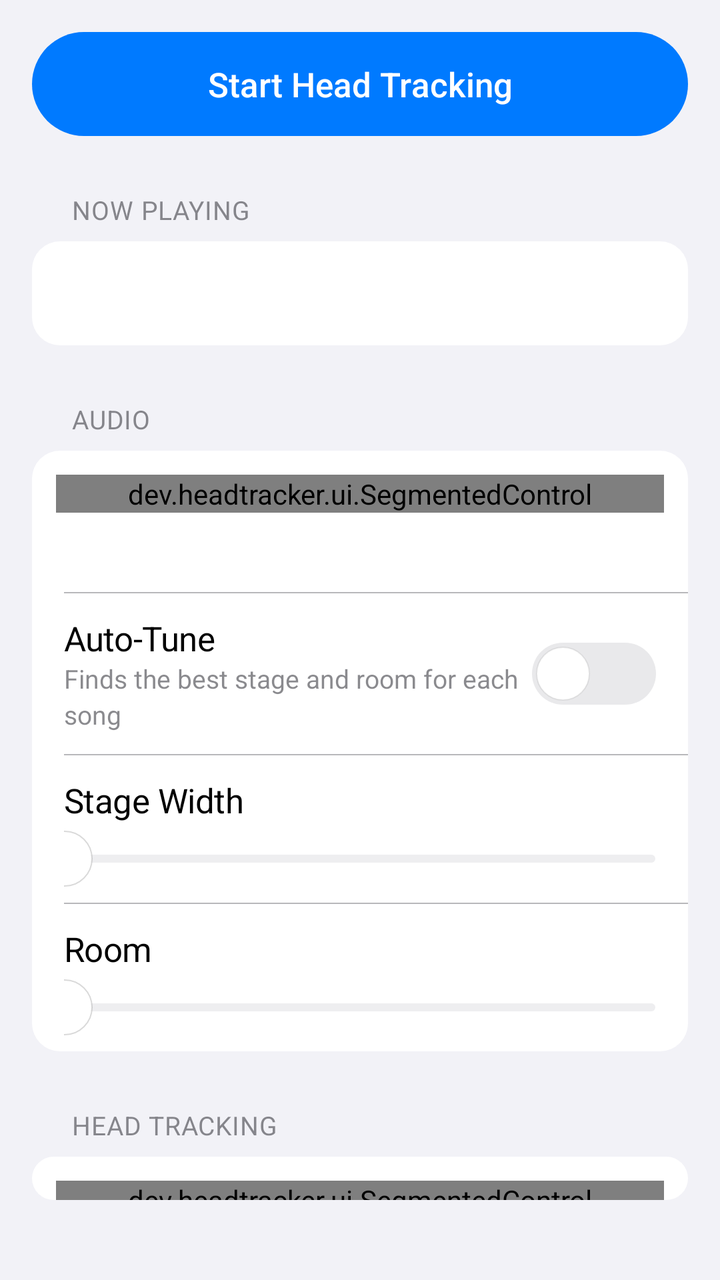
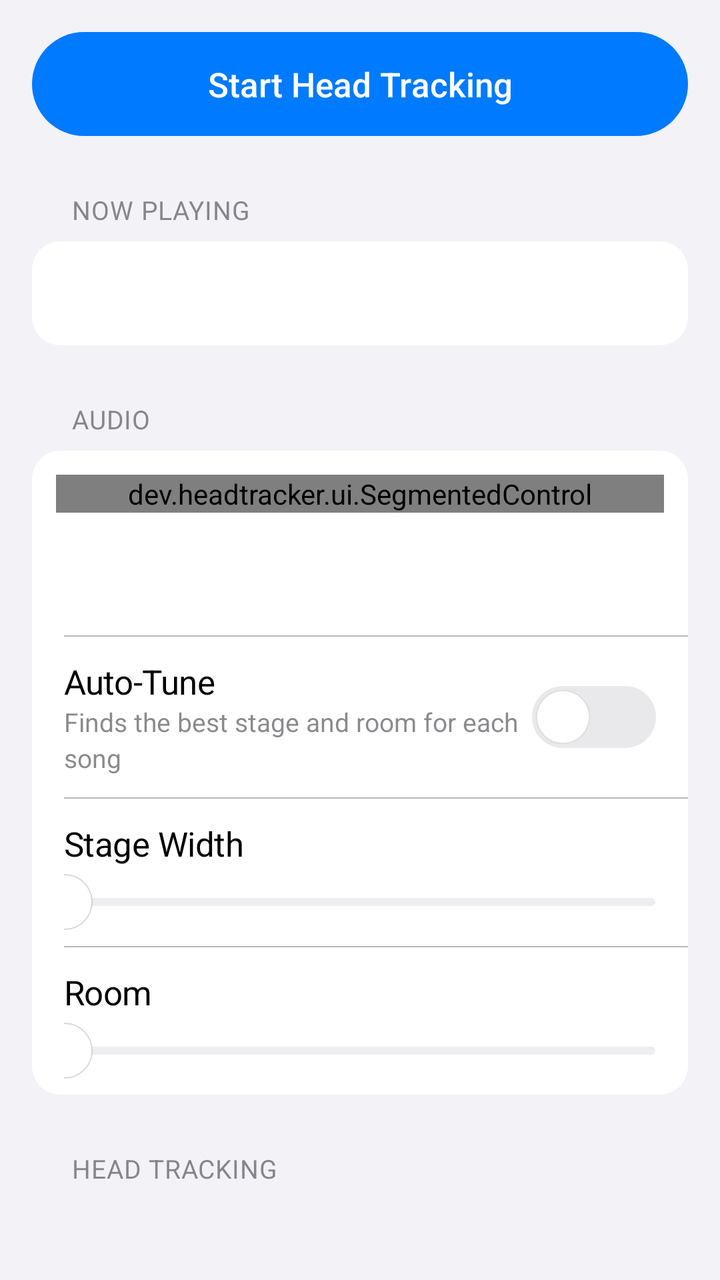

An Android layout rendered at two revisions. The XML below is the earlier revision; the diff shows what the commit changed to produce the second picture.
<!-- AndroidManifest.xml: application theme AppTheme -->
<!-- res/layout/controls.xml -->
<?xml version="1.0" encoding="utf-8"?>
<LinearLayout xmlns:android="http://schemas.android.com/apk/res/android"
    android:id="@+id/controls"
    android:layout_width="match_parent"
    android:layout_height="wrap_content"
    android:orientation="vertical"
    android:paddingTop="16dp"
    android:paddingBottom="40dp">

    <TextView
        android:id="@+id/toggle"
        android:layout_width="match_parent"
        android:layout_height="52dp"
        android:layout_marginStart="16dp"
        android:layout_marginEnd="16dp"
        android:background="@drawable/pill_primary"
        android:gravity="center"
        android:fontFamily="sans-serif-medium"
        android:textColor="#FFFFFF"
        android:textSize="17sp"
        android:focusable="true"
        android:clickable="true"
        android:text="@string/start" />

    <TextView
        android:id="@+id/enable_immersive"
        android:layout_width="match_parent"
        android:layout_height="44dp"
        android:layout_marginStart="16dp"
        android:layout_marginEnd="16dp"
        android:layout_marginTop="10dp"
        android:background="@drawable/pill_secondary"
        android:gravity="center"
        android:fontFamily="sans-serif-medium"
        android:textColor="@color/accent"
        android:textSize="15sp"
        android:focusable="true"
        android:clickable="true"
        android:visibility="gone"
        android:text="@string/enable_immersive" />

    
    <TextView style="@style/SectionHeader" android:text="@string/sec_playing" android:accessibilityHeading="true" />
    <LinearLayout style="@style/Card">
        <TextView
            android:id="@+id/render"
            style="@style/T.Body"
            android:layout_width="match_parent"
            android:layout_height="wrap_content"
            android:minHeight="52dp"
            android:gravity="center_vertical"
            android:paddingStart="16dp"
            android:paddingEnd="16dp"
            android:paddingTop="12dp"
            android:paddingBottom="12dp" />
        <LinearLayout
            android:id="@+id/apps"
            android:layout_width="match_parent"
            android:layout_height="wrap_content"
            android:orientation="vertical" />
    </LinearLayout>

    
    <TextView style="@style/SectionHeader" android:text="@string/sec_audio" android:accessibilityHeading="true" />
    <LinearLayout style="@style/Card">
        <dev.headtracker.ui.SegmentedControl
            android:id="@+id/audio_mode"
            android:layout_width="match_parent"
            android:layout_height="wrap_content"
            android:layout_marginStart="12dp"
            android:layout_marginEnd="12dp"
            android:layout_marginTop="12dp" />
        <TextView
            android:id="@+id/audio_caption"
            style="@style/T.Footnote"
            android:layout_width="match_parent"
            android:layout_height="wrap_content"
            android:paddingStart="16dp"
            android:paddingEnd="16dp"
            android:paddingTop="10dp"
            android:paddingBottom="12dp" />
        <View style="@style/Divider" />
        <LinearLayout android:id="@+id/auto_row" style="@style/Row">
            <LinearLayout android:layout_width="0dp" android:layout_height="wrap_content" android:layout_weight="1" android:orientation="vertical">
                <TextView style="@style/T.Body" android:layout_width="wrap_content" android:layout_height="wrap_content" android:text="@string/auto_tune" />
                <TextView style="@style/T.Subhead" android:layout_width="wrap_content" android:layout_height="wrap_content" android:text="@string/auto_tune_sub" />
            </LinearLayout>
            <Switch android:id="@+id/auto_tune" style="@style/Toggle" />
        </LinearLayout>
        <View style="@style/Divider" />
        <LinearLayout android:id="@+id/width_row" style="@style/Row" android:orientation="vertical" android:paddingBottom="4dp">
            <LinearLayout android:layout_width="match_parent" android:layout_height="wrap_content" android:orientation="horizontal">
                <TextView style="@style/T.Body" android:layout_width="0dp" android:layout_weight="1" android:layout_height="wrap_content" android:text="@string/width" />
                <TextView android:id="@+id/width_value" style="@style/T.Value" android:layout_width="wrap_content" android:layout_height="wrap_content" />
            </LinearLayout>
            <SeekBar android:id="@+id/width" style="@style/Slider" android:layout_marginStart="-14dp" android:layout_marginEnd="-14dp" />
        </LinearLayout>
        <View style="@style/Divider" />
        <LinearLayout android:id="@+id/room_row" style="@style/Row" android:orientation="vertical" android:paddingBottom="4dp">
            <LinearLayout android:layout_width="match_parent" android:layout_height="wrap_content" android:orientation="horizontal">
                <TextView style="@style/T.Body" android:layout_width="0dp" android:layout_weight="1" android:layout_height="wrap_content" android:text="@string/room" />
                <TextView android:id="@+id/room_value" style="@style/T.Value" android:layout_width="wrap_content" android:layout_height="wrap_content" />
            </LinearLayout>
            <SeekBar android:id="@+id/room" style="@style/Slider" android:layout_marginStart="-14dp" android:layout_marginEnd="-14dp" />
        </LinearLayout>
    </LinearLayout>

    
    <TextView style="@style/SectionHeader" android:text="@string/sec_tracking" android:accessibilityHeading="true" />
    <LinearLayout style="@style/Card">
        <dev.headtracker.ui.SegmentedControl
            android:id="@+id/track_mode"
            android:layout_width="match_parent"
            android:layout_height="wrap_content"
            android:layout_marginStart="12dp"
            android:layout_marginEnd="12dp"
            android:layout_marginTop="12dp" />
        <TextView
            android:id="@+id/track_caption"
            style="@style/T.Footnote"
            android:layout_width="match_parent"
            android:layout_height="wrap_content"
            android:paddingStart="16dp"
            android:paddingEnd="16dp"
            android:paddingTop="10dp"
            android:paddingBottom="12dp" />
        <View style="@style/Divider" />
        <LinearLayout style="@style/Row">
            <LinearLayout android:layout_width="0dp" android:layout_height="wrap_content" android:layout_weight="1" android:orientation="vertical">
                <TextView style="@style/T.Body" android:layout_width="wrap_content" android:layout_height="wrap_content" android:text="@string/world" />
                <TextView style="@style/T.Subhead" android:layout_width="wrap_content" android:layout_height="wrap_content" android:text="@string/world_sub" />
            </LinearLayout>
            <Switch android:id="@+id/world" style="@style/Toggle" />
        </LinearLayout>
        <View style="@style/Divider" />
        <LinearLayout style="@style/Row">
            <LinearLayout android:layout_width="0dp" android:layout_height="wrap_content" android:layout_weight="1" android:orientation="vertical">
                <TextView style="@style/T.Body" android:layout_width="wrap_content" android:layout_height="wrap_content" android:text="@string/auto_recenter" />
                <TextView style="@style/T.Subhead" android:layout_width="wrap_content" android:layout_height="wrap_content" android:text="@string/auto_recenter_sub" />
            </LinearLayout>
            <Switch android:id="@+id/auto_recenter" style="@style/Toggle" />
        </LinearLayout>
    </LinearLayout>

    
    <LinearLayout
        android:id="@+id/advanced_header"
        android:layout_width="match_parent"
        android:layout_height="wrap_content"
        android:layout_marginTop="28dp"
        android:layout_marginBottom="7dp"
        android:paddingStart="36dp"
        android:paddingEnd="36dp"
        android:minHeight="32dp"
        android:gravity="center_vertical"
        android:orientation="horizontal"
        android:focusable="true"
        android:clickable="true">
        <TextView
            android:layout_width="0dp"
            android:layout_height="wrap_content"
            android:layout_weight="1"
            android:textSize="13sp"
            android:letterSpacing="0.02"
            android:textAllCaps="true"
            android:textColor="@color/label2"
            android:text="@string/sec_advanced" />
        <ImageView
            android:id="@+id/advanced_chevron"
            android:layout_width="14dp"
            android:layout_height="14dp"
            android:src="@drawable/ic_chevron"
            android:importantForAccessibility="no" />
    </LinearLayout>
    <LinearLayout android:id="@+id/advanced_card" style="@style/Card" android:visibility="gone">
        <LinearLayout style="@style/Row" android:orientation="vertical" android:paddingBottom="4dp">
            <LinearLayout android:layout_width="match_parent" android:layout_height="wrap_content" android:orientation="horizontal">
                <TextView style="@style/T.Body" android:layout_width="0dp" android:layout_weight="1" android:layout_height="wrap_content" android:text="@string/smoothness" />
                <TextView android:id="@+id/smoothness_value" style="@style/T.Value" android:layout_width="wrap_content" android:layout_height="wrap_content" />
            </LinearLayout>
            <SeekBar android:id="@+id/smoothness" style="@style/Slider" android:layout_marginStart="-14dp" android:layout_marginEnd="-14dp" />
        </LinearLayout>
        <View style="@style/Divider" />
        <LinearLayout style="@style/Row" android:orientation="vertical" android:paddingBottom="4dp">
            <LinearLayout android:layout_width="match_parent" android:layout_height="wrap_content" android:orientation="horizontal">
                <TextView style="@style/T.Body" android:layout_width="0dp" android:layout_weight="1" android:layout_height="wrap_content" android:text="@string/strength" />
                <TextView android:id="@+id/strength_value" style="@style/T.Value" android:layout_width="wrap_content" android:layout_height="wrap_content" />
            </LinearLayout>
            <SeekBar android:id="@+id/strength" style="@style/Slider" android:layout_marginStart="-14dp" android:layout_marginEnd="-14dp" />
        </LinearLayout>
        <View style="@style/Divider" />
        <LinearLayout style="@style/Row">
            <TextView style="@style/T.Body" android:layout_width="0dp" android:layout_weight="1" android:layout_height="wrap_content" android:text="@string/invert" />
            <Switch android:id="@+id/invert" style="@style/Toggle" />
        </LinearLayout>
        <View style="@style/Divider" />
        <LinearLayout style="@style/Row">
            <TextView style="@style/T.Body" android:layout_width="0dp" android:layout_weight="1" android:layout_height="wrap_content" android:text="@string/pause_screen_off" />
            <Switch android:id="@+id/pause_screen" style="@style/Toggle" />
        </LinearLayout>
        <View style="@style/Divider" />
        <LinearLayout style="@style/Row" android:orientation="vertical">
            <LinearLayout android:layout_width="match_parent" android:layout_height="wrap_content" android:gravity="center_vertical" android:orientation="horizontal">
                <TextView style="@style/T.Body" android:layout_width="0dp" android:layout_weight="1" android:layout_height="wrap_content" android:text="@string/diagnostics" />
                <TextView
                    android:id="@+id/diag_copy"
                    android:layout_width="wrap_content"
                    android:layout_height="32dp"
                    android:background="@drawable/pill_secondary"
                    android:gravity="center"
                    android:paddingStart="14dp"
                    android:paddingEnd="14dp"
                    android:fontFamily="sans-serif-medium"
                    android:textColor="@color/accent"
                    android:textSize="14sp"
                    android:focusable="true"
                    android:clickable="true"
                    android:text="@string/copy" />
            </LinearLayout>
            <TextView
                android:id="@+id/diag"
                android:layout_width="match_parent"
                android:layout_height="wrap_content"
                android:layout_marginTop="8dp"
                android:fontFamily="monospace"
                android:textSize="11sp"
                android:lineSpacingMultiplier="1.15"
                android:textColor="@color/label2"
                android:textIsSelectable="true" />
        </LinearLayout>
    </LinearLayout>

    <TextView style="@style/SectionFooter" android:layout_marginTop="24dp" android:text="@string/help" />
</LinearLayout>
<!-- resources referenced by this layout -->
<resources>
  <color name="accent">#007AFF</color>
  <color name="label2">#993C3C43</color>
  <!-- drawable pill_primary (drawable) -->
  <shape xmlns:android="http://schemas.android.com/apk/res/android">
      <solid android:color="@color/accent" />
      <corners android:radius="100dp" />
  </shape>
  <!-- drawable pill_secondary (drawable) -->
  <shape xmlns:android="http://schemas.android.com/apk/res/android">
      <solid android:color="@color/fill" />
      <corners android:radius="100dp" />
  </shape>
  <string name="auto_recenter">Auto-Recenter</string>
  <string name="auto_recenter_sub">Scene slowly follows you to a new direction</string>
  <string name="auto_tune">Auto-Tune</string>
  <string name="auto_tune_sub">Finds the best stage and room for each song</string>
  <string name="copy">Copy</string>
  <string name="diagnostics">Diagnostics</string>
  <string name="enable_immersive">Allow Audio Capture for Immersive 3D</string>
  <string name="help">For the cleanest sound, turn off Dolby Atmos or other spatial effects in your phone\'s sound settings while Immersive 3D is on. When Android asks to share your screen, choose \"Entire screen\": only audio is used, and nothing is recorded or leaves your phone.\n\nHRTF data: MIT Media Lab KEMAR (Gardner &amp; Martin). Head model: \"Lee Perry-Smith\" scan by Infinite Realities, CC BY 3.0.</string>
  <string name="invert">Invert Direction</string>
  <string name="pause_screen_off">Pause Camera When Screen Is Off</string>
  <string name="room">Room</string>
  <string name="sec_advanced">Advanced</string>
  <string name="sec_audio">Audio</string>
  <string name="sec_playing">Now Playing</string>
  <string name="sec_tracking">Head Tracking</string>
  <string name="smoothness">Smoothness</string>
  <string name="start">Start Head Tracking</string>
  <string name="strength">Standard Mode Intensity</string>
  <string name="width">Stage Width</string>
  <string name="world">Lock to Room</string>
  <string name="world_sub">Sound stays put even when the phone moves</string>
  <style name="Divider">
          <item name="android:layout_width">match_parent</item>
          <item name="android:layout_height">0.5dp</item>
          <item name="android:layout_marginStart">16dp</item>
          <item name="android:background">@color/separator</item>
      </style>
  <style name="T.Body">
          <item name="android:textSize">17sp</item>
          <item name="android:letterSpacing">-0.01</item>
          <item name="android:textColor">@color/label</item>
      </style>
  <style name="T.Footnote">
          <item name="android:textSize">13sp</item>
          <item name="android:lineSpacingMultiplier">1.2</item>
          <item name="android:textColor">@color/label2</item>
      </style>
  <style name="T.Subhead">
          <item name="android:textSize">13sp</item>
          <item name="android:lineSpacingMultiplier">1.15</item>
          <item name="android:textColor">@color/label2</item>
      </style>
  <style name="T.Value">
          <item name="android:textSize">15sp</item>
          <item name="android:textColor">@color/label2</item>
          <item name="android:fontFeatureSettings">tnum</item>
      </style>
  <color name="label3">#4D3C3C43</color>
  <color name="fill">#1F767680</color>
  <!-- drawable card (drawable) -->
  <shape xmlns:android="http://schemas.android.com/apk/res/android">
      <solid android:color="@color/card" />
      <corners android:radius="14dp" />
  </shape>
  <color name="separator">#5C3C3C43</color>
  <!-- drawable slider_thumb (drawable) -->
  <shape xmlns:android="http://schemas.android.com/apk/res/android" android:shape="oval">
      <solid android:color="#FFFFFF" />
      <stroke android:width="0.5dp" android:color="#26000000" />
      <size android:width="28dp" android:height="28dp" />
  </shape>
  <color name="label">#000000</color>
  <color name="bg">#F2F2F7</color>
  <color name="card">#FFFFFF</color>
  <color name="thumb_stroke">#14000000</color>
  <color name="green">#34C759</color>
  <color name="switch_off">#E9E9EB</color>
  <!-- unchanged entries left out for length: 11 -->
</resources>

<!-- the commit's change to res/layout/controls.xml (unified diff, before → after) -->
@@ -21,6 +21,22 @@
         android:focusable="true"
         android:clickable="true"
         android:text="@string/start" />
+
+    <TextView
+        android:id="@+id/quit"
+        android:layout_width="wrap_content"
+        android:layout_height="40dp"
+        android:layout_gravity="center_horizontal"
+        android:layout_marginTop="4dp"
+        android:gravity="center"
+        android:paddingStart="16dp"
+        android:paddingEnd="16dp"
+        android:textColor="@color/label2"
+        android:textSize="15sp"
+        android:focusable="true"
+        android:clickable="true"
+        android:visibility="gone"
+        android:text="@string/quit" />
 
     <TextView
         android:id="@+id/enable_immersive"
@@ -78,7 +94,16 @@
             android:paddingStart="16dp"
             android:paddingEnd="16dp"
             android:paddingTop="10dp"
-            android:paddingBottom="12dp" />
+            android:paddingBottom="4dp" />
+        <TextView
+            android:id="@+id/dolby_tip"
+            style="@style/T.Footnote"
+            android:layout_width="match_parent"
+            android:layout_height="wrap_content"
+            android:paddingStart="16dp"
+            android:paddingEnd="16dp"
+            android:paddingBottom="12dp"
+            android:textColor="@color/accent" />
         <View style="@style/Divider" />
         <LinearLayout android:id="@+id/auto_row" style="@style/Row">
             <LinearLayout android:layout_width="0dp" android:layout_height="wrap_content" android:layout_weight="1" android:orientation="vertical">
<!-- resource entries referenced after the edit -->
@@ -19,9 +19,10 @@
   <string name="copy">Copy</string>
   <string name="diagnostics">Diagnostics</string>
   <string name="enable_immersive">Allow Audio Capture for Immersive 3D</string>
-  <string name="help">For the cleanest sound, turn off Dolby Atmos or other spatial effects in your phone\'s sound settings while Immersive 3D is on. When Android asks to share your screen, choose \"Entire screen\": only audio is used, and nothing is recorded or leaves your phone.\n\nHRTF data: MIT Media Lab KEMAR (Gardner &amp; Martin). Head model: \"Lee Perry-Smith\" scan by Infinite Realities, CC BY 3.0.</string>
+  <string name="help">When Android asks to share your screen, choose \"Entire screen\": only audio is used, and nothing is recorded or leaves your phone.\n\nHRTF data: MIT Media Lab KEMAR (Gardner &amp; Martin). Head model: \"Lee Perry-Smith\" scan by Infinite Realities, CC BY 3.0.</string>
   <string name="invert">Invert Direction</string>
   <string name="pause_screen_off">Pause Camera When Screen Is Off</string>
+  <string name="quit">Turn Off</string>
   <string name="room">Room</string>
   <string name="sec_advanced">Advanced</string>
   <string name="sec_audio">Audio</string>
